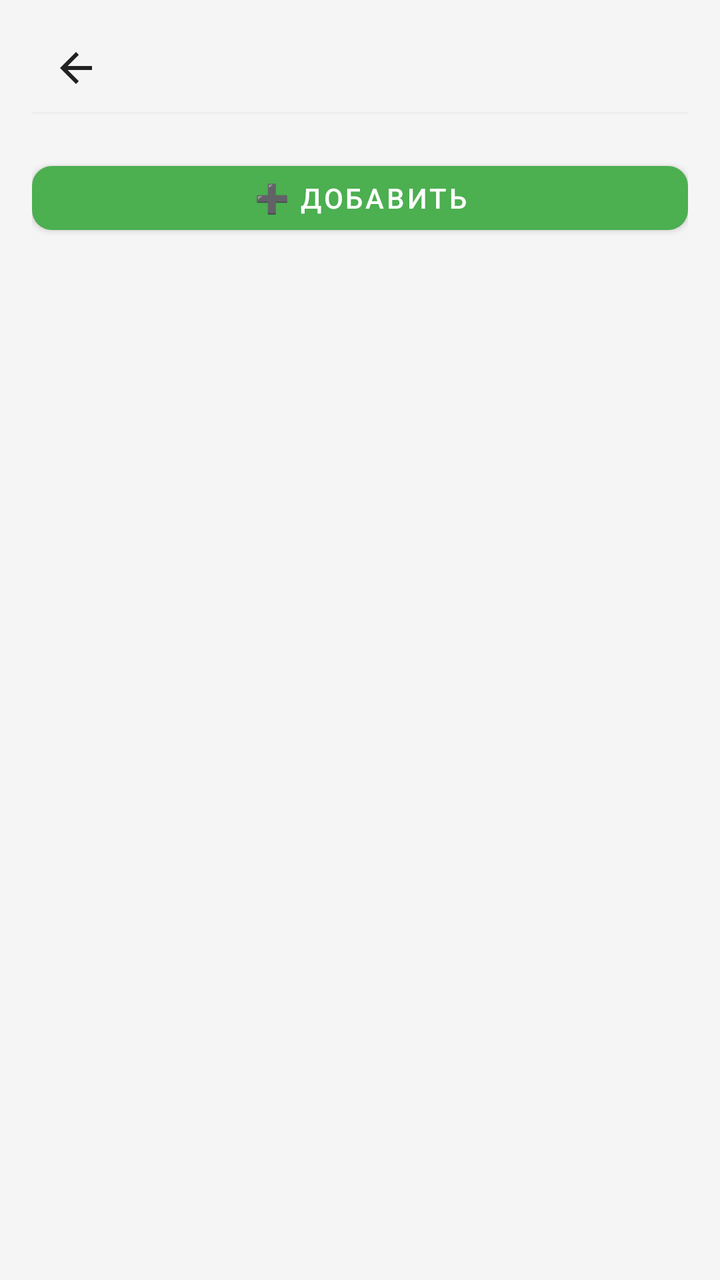
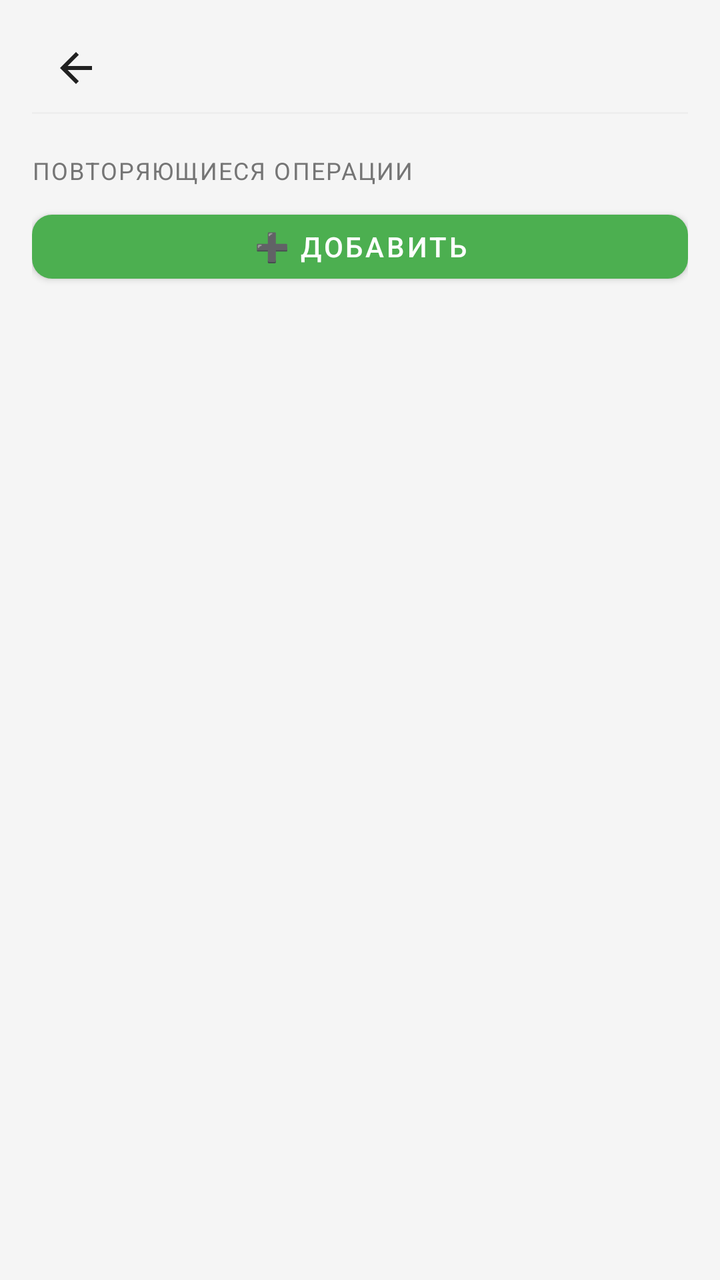

Compare the two renders of this Android layout. The source of the first and the diff that turns it into the second are given below.
<!-- AndroidManifest.xml: application theme Theme.MyBudget -->
<!-- res/layout/activity_recurring.xml -->
<?xml version="1.0" encoding="utf-8"?>
<LinearLayout xmlns:android="http://schemas.android.com/apk/res/android" xmlns:app="http://schemas.android.com/apk/res-auto"
    android:orientation="vertical"
    android:background="@color/background_light"
    android:paddingLeft="@dimen/space_16"
    android:paddingTop="@dimen/space_12"
    android:paddingRight="@dimen/space_16"
    android:paddingBottom="@dimen/space_16"
    android:layout_width="match_parent"
    android:layout_height="match_parent"
    android:paddingHorizontal="@dimen/space_16">
    <include
        android:layout_width="match_parent"
        android:layout_height="wrap_content"
        android:layout_marginBottom="@dimen/space_12"
        layout="@layout/include_screen_header"/>
    <com.google.android.material.button.MaterialButton
        android:id="@+id/addRecurringButton"
        android:layout_width="match_parent"
        android:layout_height="wrap_content"
        android:layout_marginBottom="@dimen/space_12"
        android:minHeight="@dimen/touch_min_size"
        android:text="@string/recurring_add"
        app:backgroundTint="@color/income_green"
        app:cornerRadius="@dimen/radius_10"
        style="@style/Widget.MaterialComponents.Button"/>
    <TextView
        android:gravity="center"
        android:id="@+id/recurringEmptyState"
        android:padding="@dimen/space_24"
        android:visibility="gone"
        android:layout_width="match_parent"
        android:layout_height="0dp"
        android:text="@string/recurring_empty"
        android:layout_weight="1"
        style="@style/Text.MyBudget.Subtitle"/>
    <androidx.recyclerview.widget.RecyclerView
        android:id="@+id/recurringRecycler"
        android:layout_width="match_parent"
        android:layout_height="0dp"
        android:layout_weight="1"/>
</LinearLayout>
<!-- res/layout/include_screen_header.xml (included above) -->
<?xml version="1.0" encoding="utf-8"?>
<LinearLayout xmlns:android="http://schemas.android.com/apk/res/android"
    android:layout_width="match_parent"
    android:layout_height="wrap_content"
    android:orientation="vertical">

    <include layout="@layout/include_compact_toolbar" />

    <View
        android:layout_width="match_parent"
        android:layout_height="1dp"
        android:layout_marginBottom="@dimen/space_8"
        android:background="@color/border_light" />
</LinearLayout>
<!-- res/layout/include_compact_toolbar.xml (included above) -->
<?xml version="1.0" encoding="utf-8"?>
<LinearLayout xmlns:android="http://schemas.android.com/apk/res/android" xmlns:app="http://schemas.android.com/apk/res-auto"
    android:gravity="center_vertical"
    android:orientation="horizontal"
    android:id="@+id/screenHeaderRoot"
    android:layout_width="match_parent"
    android:layout_height="wrap_content"
    android:minHeight="@dimen/touch_min_size">
    <ImageButton
        android:id="@+id/screenHeaderBack"
        android:background="?attr/selectableItemBackgroundBorderless"
        android:padding="@dimen/space_8"
        android:layout_width="@dimen/touch_min_size"
        android:layout_height="@dimen/touch_min_size"
        android:src="@drawable/ic_arrow_back"
        android:scaleType="centerInside"
        android:contentDescription="@string/nav_back"
        app:tint="@color/text_primary"/>
    <TextView
        android:textSize="18sp"
        android:id="@+id/screenHeaderEmoji"
        android:visibility="gone"
        android:layout_width="wrap_content"
        android:layout_height="wrap_content"
        android:layout_marginStart="@dimen/space_2"/>
    <TextView
        android:textSize="20sp"
        android:ellipsize="end"
        android:id="@+id/screenHeaderTitle"
        android:layout_width="0dp"
        android:layout_height="wrap_content"
        android:maxLines="1"
        android:layout_weight="1"
        android:layout_marginStart="@dimen/space_4"
        style="@style/Text.MyBudget.Title"/>
    <ImageButton
        android:id="@+id/screenHeaderAction"
        android:background="?attr/selectableItemBackgroundBorderless"
        android:padding="@dimen/space_8"
        android:visibility="gone"
        android:layout_width="@dimen/touch_min_size"
        android:layout_height="@dimen/touch_min_size"
        android:src="@android:drawable/ic_menu_more"
        android:contentDescription="@string/transactions_more_menu"
        app:tint="@color/text_secondary"/>
    <ImageButton
        android:id="@+id/screenHeaderActionSecondary"
        android:background="?attr/selectableItemBackgroundBorderless"
        android:padding="@dimen/space_8"
        android:visibility="gone"
        android:layout_width="@dimen/touch_min_size"
        android:layout_height="@dimen/touch_min_size"
        android:src="@android:drawable/ic_menu_search"
        android:contentDescription="@string/transactions_search_submit"
        app:tint="@color/budget_blue"/>
</LinearLayout>
<!-- resources referenced by this layout -->
<resources>
  <color name="background_light">#f5f5f5</color>
  <color name="border_light">#eeeeee</color>
  <color name="budget_blue">#2196f3</color>
  <color name="income_green">#4caf50</color>
  <color name="text_primary">#212121</color>
  <color name="text_secondary">#757575</color>
  <dimen name="radius_10">10dp</dimen>
  <dimen name="space_12">12dp</dimen>
  <dimen name="space_16">16dp</dimen>
  <dimen name="space_2">2dp</dimen>
  <dimen name="space_24">24dp</dimen>
  <dimen name="space_4">4dp</dimen>
  <dimen name="space_8">8dp</dimen>
  <dimen name="touch_min_size">44dp</dimen>
  <!-- drawable ic_arrow_back (drawable) -->
  <?xml version="1.0" encoding="utf-8"?>
  <vector xmlns:android="http://schemas.android.com/apk/res/android"
      android:height="24dp"
      android:width="24dp"
      android:viewportWidth="24"
      android:viewportHeight="24">
      <path
          android:fillColor="@color/text_primary"
          android:pathData="M20,11H7.83l5.59,-5.59L12,4l-8,8 8,8 1.41,-1.41L7.83,13H20v-2z"/>
  </vector>
  <string name="nav_back">Назад</string>
  <string name="recurring_add">➕ Добавить</string>
  <string name="recurring_empty">Нет повторяющихся операций</string>
  <string name="transactions_more_menu">Дополнительно</string>
  <string name="transactions_search_submit">Искать</string>
  <style name="Text.MyBudget.Subtitle" parent="@style/Text.MyBudget">
      <item name="android:textSize">12sp</item>
      <item name="android:textColor">@color/text_secondary</item>
    </style>
  <style name="Text.MyBudget.Title" parent="@style/Text.MyBudget">
      <item name="android:textSize">18sp</item>
      <item name="android:textStyle">bold</item>
      <item name="android:textColor">@color/text_primary</item>
    </style>
  <style name="Theme.MyBudget" parent="@style/Base.Theme.MyBudget" />
  <style name="Text.MyBudget" parent="@style/TextAppearance.Material3.BodyMedium" />
  <style name="Base.Theme.MyBudget" parent="@style/Theme.Material3.DayNight.NoActionBar">
      <item name="android:colorBackground">@color/background_light</item>
      <item name="colorOnPrimary">@color/md_theme_onPrimary</item>
      <item name="colorOnSurface">@color/md_theme_onSurface</item>
      <item name="colorOutline">@color/md_theme_outline</item>
      <item name="colorPrimary">@color/md_theme_primary</item>
      <item name="colorSurface">@color/md_theme_surface</item>
      <item name="colorSurfaceVariant">@color/md_theme_surfaceVariant</item>
    </style>
  <color name="md_theme_onPrimary">#ffffff</color>
  <color name="md_theme_onSurface">#1d1b20</color>
  <color name="md_theme_outline">#79747e</color>
  <color name="md_theme_primary">#6750a4</color>
  <color name="md_theme_surface">#ffffff</color>
  <color name="md_theme_surfaceVariant">#e7e0ec</color>
</resources>

<!-- the commit's change to res/layout/activity_recurring.xml (unified diff, before → after) -->
@@ -14,6 +14,12 @@
         android:layout_height="wrap_content"
         android:layout_marginBottom="@dimen/space_12"
         layout="@layout/include_screen_header"/>
+    <TextView
+        android:layout_width="match_parent"
+        android:layout_height="wrap_content"
+        android:layout_marginBottom="@dimen/space_8"
+        android:text="@string/reminders_recurring"
+        style="@style/Text.MyBudget.SectionLabel"/>
     <com.google.android.material.button.MaterialButton
         android:id="@+id/addRecurringButton"
         android:layout_width="match_parent"
<!-- resource entries referenced after the edit -->
@@ -28,8 +28,15 @@
   <string name="nav_back">Назад</string>
   <string name="recurring_add">➕ Добавить</string>
   <string name="recurring_empty">Нет повторяющихся операций</string>
+  <string name="reminders_recurring">Повторяющиеся операции</string>
   <string name="transactions_more_menu">Дополнительно</string>
   <string name="transactions_search_submit">Искать</string>
+  <style name="Text.MyBudget.SectionLabel" parent="@style/Text.MyBudget">
+      <item name="android:textSize">12sp</item>
+      <item name="android:textColor">@color/text_secondary</item>
+      <item name="android:textAllCaps">true</item>
+      <item name="android:letterSpacing">0.06</item>
+    </style>
   <style name="Text.MyBudget.Subtitle" parent="@style/Text.MyBudget">
       <item name="android:textSize">12sp</item>
       <item name="android:textColor">@color/text_secondary</item>
